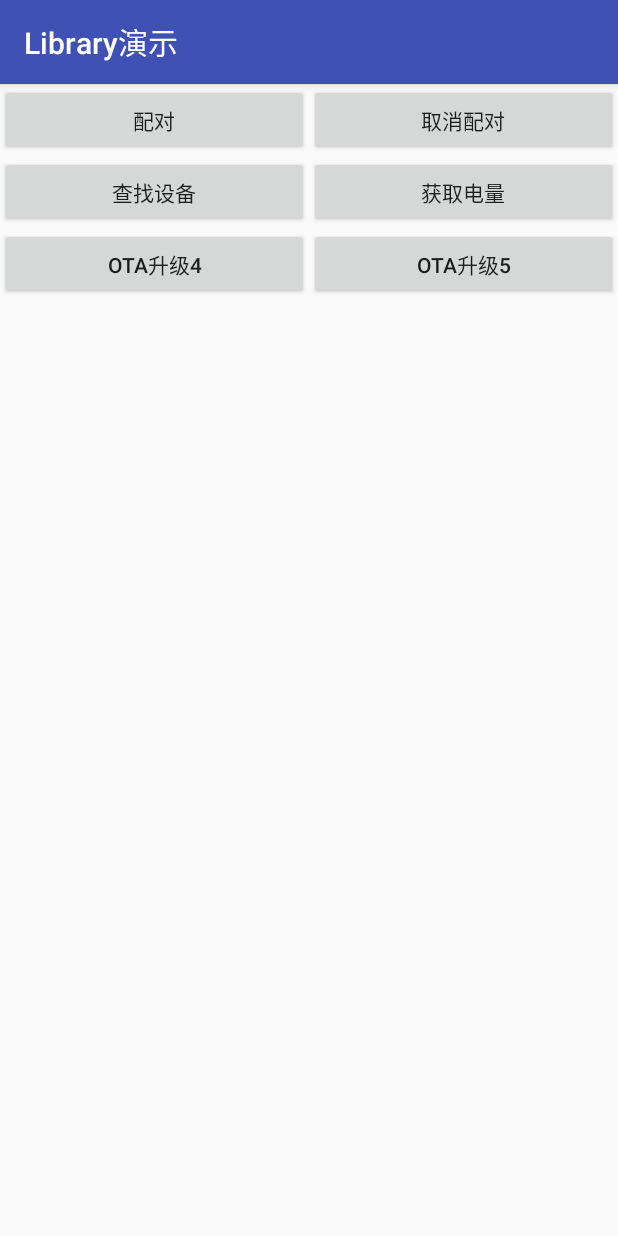
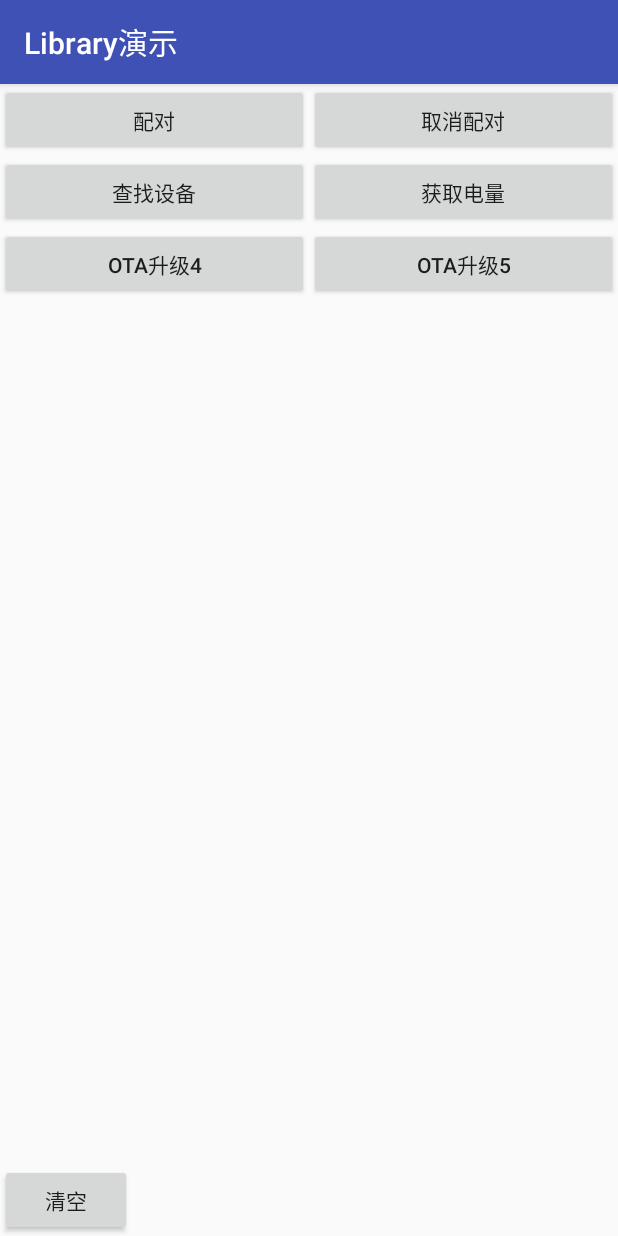
Before and after one commit to dgutkai/ClickerPlus, an Android app: the LibraryDemoActivity screen opened directly, with no data from a screen before it, on a phone screen of 412 x 824 dp. Run offline under Robolectric (Android 15) with nearby library versions, the phone set to English and light mode, and no system bars; libraries missing offline, so code that uses them is left out: com.inuker.bluetooth, no.nordicsemi.android; 4 statements that could not run were skipped.

Commit message:
修改协议，修复代码。

```diff
--- a/app/src/main/java/com/qcymall/clickerplus/LibraryDemoActivity.kt
+++ b/app/src/main/java/com/qcymall/clickerplus/LibraryDemoActivity.kt
@@ -1,15 +1,22 @@
 package com.qcymall.clickerplus
 
+import android.annotation.SuppressLint
 import android.bluetooth.BluetoothDevice
+import android.media.AudioFormat
+import android.media.AudioManager
+import android.media.AudioTrack
 import android.os.Bundle
 import android.support.v7.app.AppCompatActivity
 import android.util.Log
 import android.view.View
+import android.widget.EditText
+import android.widget.TextView
 import android.widget.Toast
 import com.inuker.bluetooth.library.search.SearchResult
 import com.inuker.bluetooth.library.utils.ByteUtils
 import com.qcymall.clickerpluslibrary.ClickerPlus
 import com.qcymall.clickerpluslibrary.ClickerPlusListener
+import kotlinx.android.synthetic.main.activity_librarydemo.*
 import java.util.HashMap
 
 /**
@@ -20,6 +27,9 @@ class LibraryDemoActivity: AppCompatActivity()  {
     private val TAG = "LibraryDemoActivity"
     private var mDeviceMAC: String? = null
     private var mDevice: BluetoothDevice? = null
+    private var audioBufSize: Int = 0
+    private var player: AudioTrack? = null // 播放PCM数据的播放器
+    private lateinit var infoText: TextView
     override fun onCreate(savedInstanceState: Bundle?) {
         super.onCreate(savedInstanceState)
         setContentView(R.layout.activity_librarydemo)
@@ -28,8 +38,18 @@ class LibraryDemoActivity: AppCompatActivity()  {
         mDevice = mapData["btdevice"] as BluetoothDevice
         Log.e(TAG, mapData["name"] as String?)
         ClickerPlus.mClickerPlusListener = mListener
+        audioBufSize = 244 * 4
+        player = AudioTrack(AudioManager.STREAM_MUSIC, 8000,
+                AudioFormat.CHANNEL_OUT_STEREO,
+                AudioFormat.ENCODING_PCM_16BIT,
+                audioBufSize,
+                AudioTrack.MODE_STREAM)
+        infoText = findViewById(R.id.info_txt)
     }
 
+    fun clean(v: View){
+        infoText.setText("")
+    }
     fun pairClick(v: View){
         val result = ClickerPlus.pairDevice(mDeviceMAC!!, "123456")
         if (!result){
@@ -55,6 +75,14 @@ class LibraryDemoActivity: AppCompatActivity()  {
     }
 
     val mListener = object: ClickerPlusListener {
+        override fun onFindPhone() {
+            Toast.makeText(this@LibraryDemoActivity, "查找手机，手机进行震动响铃", Toast.LENGTH_SHORT).show()
+        }
+
+        @SuppressLint("SetTextI18n")
+        override fun onDataReceive(info: String) {
+            infoText.setText(info + infoText.text.toString())
+        }
 
         override fun onConnect(deviceMac: String) {
             Log.e(TAG, deviceMac + " OnConnect")
@@ -136,14 +164,17 @@ class LibraryDemoActivity: AppCompatActivity()  {
         override fun onVoicePCMStart() {
             Log.e(TAG, "onVoicePCMStart")
             Toast.makeText(this@LibraryDemoActivity, "PCM数据开始", Toast.LENGTH_SHORT).show()
+            player!!.play()
         }
 
         override fun onVoicePCMEnd() {
             Log.e(TAG, "onVoicePCMEnd")
             Toast.makeText(this@LibraryDemoActivity, "PCM数据结束", Toast.LENGTH_SHORT).show()
+            player!!.stop()
         }
         override fun onVoicePCM(data: ByteArray, index: Int) {
             Log.e(TAG, String.format("onVoicePCM  current Index = %d, Voice PCM Data: %s", index, ByteUtils.byteToString(data)))
+            player!!.write(data, 0, data.size)
         }
 
         override fun onIdeaPCMStart(header: String) {
--- a/app/src/main/res/layout/activity_librarydemo.xml
+++ b/app/src/main/res/layout/activity_librarydemo.xml
@@ -73,4 +73,21 @@
         app:layout_constraintLeft_toRightOf="@id/ota_btn4"
         android:onClick="ota5Click"/>
 
+    <TextView
+        android:id="@+id/info_txt"
+        android:layout_width="0dp"
+        android:layout_height="0dp"
+        app:layout_constraintLeft_toLeftOf="parent"
+        app:layout_constraintRight_toRightOf="parent"
+        app:layout_constraintTop_toBottomOf="@id/ota_btn5"
+        app:layout_constraintBottom_toBottomOf="parent"
+        android:scrollbars="vertical"
+        />
+    <Button
+        android:id="@+id/clean_btn"
+        android:layout_width="wrap_content"
+        android:layout_height="wrap_content"
+        app:layout_constraintBottom_toBottomOf="parent"
+        android:text="清空"
+        android:onClick="clean"/>
 </android.support.constraint.ConstraintLayout>
--- a/clickerpluslibrary/src/main/java/com/qcymall/clickerpluslibrary/ClickerPlus.kt
+++ b/clickerpluslibrary/src/main/java/com/qcymall/clickerpluslibrary/ClickerPlus.kt
@@ -318,11 +318,11 @@ object ClickerPlus {
             isConnect = status == STATUS_CONNECTED
             if (isConnect){
                 mCurrentMac = mac
-                if (isSendFlag){
-                    mBluetoothClien!!.write(mCurrentMac, SERVICE_UUID, WRITE_UUID, BLECMDUtil.createPariCMD(mFlagID!!), response)
-                }else{
-                    mBluetoothClien!!.write(mCurrentMac, SERVICE_UUID, WRITE_UUID, BLECMDUtil.createConnectBackCMD(mFlagID!!), response)
-                }
+//                if (isSendFlag){
+//                    mBluetoothClien!!.write(mCurrentMac, SERVICE_UUID, WRITE_UUID, BLECMDUtil.createPariCMD(mFlagID!!), response)
+//                }else{
+//                    mBluetoothClien!!.write(mCurrentMac, SERVICE_UUID, WRITE_UUID, BLECMDUtil.createConnectBackCMD(mFlagID!!), response)
+//                }
                 val timeoutHandler = Handler()
                 timeoutHandler.postDelayed({
                     if (!isPair && isConnect){
@@ -363,13 +363,24 @@ object ClickerPlus {
         override fun onNotify(service: UUID, character: UUID, value: ByteArray) {
             if (service == SERVICE_UUID && character == NOTIFICATION_UUID) {
                 Log.e(TAG, String.format("Notify: %s \n%d", ByteUtils.byteToString(value), Date().time))
+                if (mClickerPlusListener != null){
+                    val h = Handler()
+                    h.post { mClickerPlusListener!!.onDataReceive(String.format("Notify: %s -> %d\n", ByteUtils.byteToString(value), Date().time)) }
+                }
                 val parseResult = BLECMDUtil.parseCMD(value) ?: return
                 when (parseResult.id){
                     BLECMDUtil.CMDID_PAIR ->{
                         val result = BLECMDUtil.parsePairCMD(parseResult.data)
                         val h = Handler()
-                        if (result){
-
+                        when(result){
+                            BLECMDUtil.ConnectState.fail -> {
+                                isPair = false
+                                mBluetoothClien!!.disconnect(mCurrentMac)
+                                if (mClickerPlusListener != null) {
+                                    h.post { mClickerPlusListener!!.onPair(ClickerPlusState.fail) }
+                                }
+                            }
+                            BLECMDUtil.ConnectState.success -> {
                                 isPair = true
                                 mBluetoothClien!!.write(mCurrentMac, SERVICE_UUID, WRITE_UUID,
                                         BLECMDUtil.createTimeCMD(), response)
@@ -378,11 +389,9 @@ object ClickerPlus {
                                 if (mClickerPlusListener != null) {
                                     h.post { mClickerPlusListener!!.onPair(ClickerPlusState.success) }
                                 }
-                        }else{
-                            isPair = false
-                            mBluetoothClien!!.disconnect(mCurrentMac)
-                            if (mClickerPlusListener != null) {
-                                h.post { mClickerPlusListener!!.onPair(ClickerPlusState.fail) }
+                            }
+                            BLECMDUtil.ConnectState.request -> {
+                                mBluetoothClien!!.write(mCurrentMac, SERVICE_UUID, WRITE_UUID, BLECMDUtil.createPariCMD(mFlagID!!), response)
                             }
                         }
                     }
@@ -406,16 +415,24 @@ object ClickerPlus {
                     BLECMDUtil.CMDID_CONNECTBACK ->{
                         val result = BLECMDUtil.parseConnectbackCMD(parseResult.data)
                         val h = Handler()
-                        if (result){
-                            isPair = true
-                            if (mClickerPlusListener != null) {
-                                h.post { mClickerPlusListener!!.onConnectBack(ClickerPlusState.success) }
-                            }
-                        }else{
+                        when(result){
+                            BLECMDUtil.ConnectState.fail -> {
                                 isPair = false
                                 mBluetoothClien!!.disconnect(mCurrentMac)
                                 if (mClickerPlusListener != null) {
                                     h.post { mClickerPlusListener!!.onConnectBack(ClickerPlusState.fail) }
+                                }
+                            }
+                            BLECMDUtil.ConnectState.success -> {
+                                isPair = true
+                                mBluetoothClien!!.write(mCurrentMac, SERVICE_UUID, WRITE_UUID,
+                                        BLECMDUtil.createTimeCMD(), response)
+                                if (mClickerPlusListener != null) {
+                                    h.post { mClickerPlusListener!!.onConnectBack(ClickerPlusState.success) }
+                                }
+                            }
+                            BLECMDUtil.ConnectState.request -> {
+                                mBluetoothClien!!.write(mCurrentMac, SERVICE_UUID, WRITE_UUID, BLECMDUtil.createConnectBackCMD(mFlagID!!), response)
                             }
                         }
                     }
@@ -502,6 +519,12 @@ object ClickerPlus {
                             // 时间配置正确
                         }
                     }
+                    BLECMDUtil.CMDID_FINDPHONE -> {
+                        if (mClickerPlusListener != null) {
+                            val h = Handler()
+                            h.post { mClickerPlusListener!!.onFindPhone() }
+                        }
+                    }
 
                 }
                 //                synchronized (BLEDetialActivity.this) {
--- a/clickerpluslibrary/src/main/java/com/qcymall/clickerpluslibrary/ClickerPlusListener.kt
+++ b/clickerpluslibrary/src/main/java/com/qcymall/clickerpluslibrary/ClickerPlusListener.kt
@@ -7,6 +7,8 @@ import com.inuker.bluetooth.library.search.SearchResult
  * Created by lanmi on 2018/2/26.
  */
 interface ClickerPlusListener {
+
+    fun onDataReceive(info: String)
 
     fun onConnect(deviceMac: String)
     fun onDisconnect(deviceMac: String)
@@ -25,6 +27,7 @@ interface ClickerPlusListener {
     fun onIdeaPCM(data: ByteArray, index: Int)
     fun onIdeaPCMEnd(info: ByteArray?)
     fun onBatteryChange(percent: Int)
+    fun onFindPhone()
 
     fun onOTAStart(deviceMac: String)
     fun onOTAProgressChanged(deviceMac: String, percent: Int, speed: Float, avgSpeed: Float, currentPart: Int, partsTotal: Int)
```
Also changed, not shown: app/src/main/java/com/qcymall/clickerplus/MainActivity.kt (+108 -1 lines), clickerpluslibrary/src/main/java/com/qcymall/clickerpluslibrary/utils/BLECMDUtil.kt (+26 -7 lines), 4 other files. Lines whose indentation alone changed are shown as unchanged.
